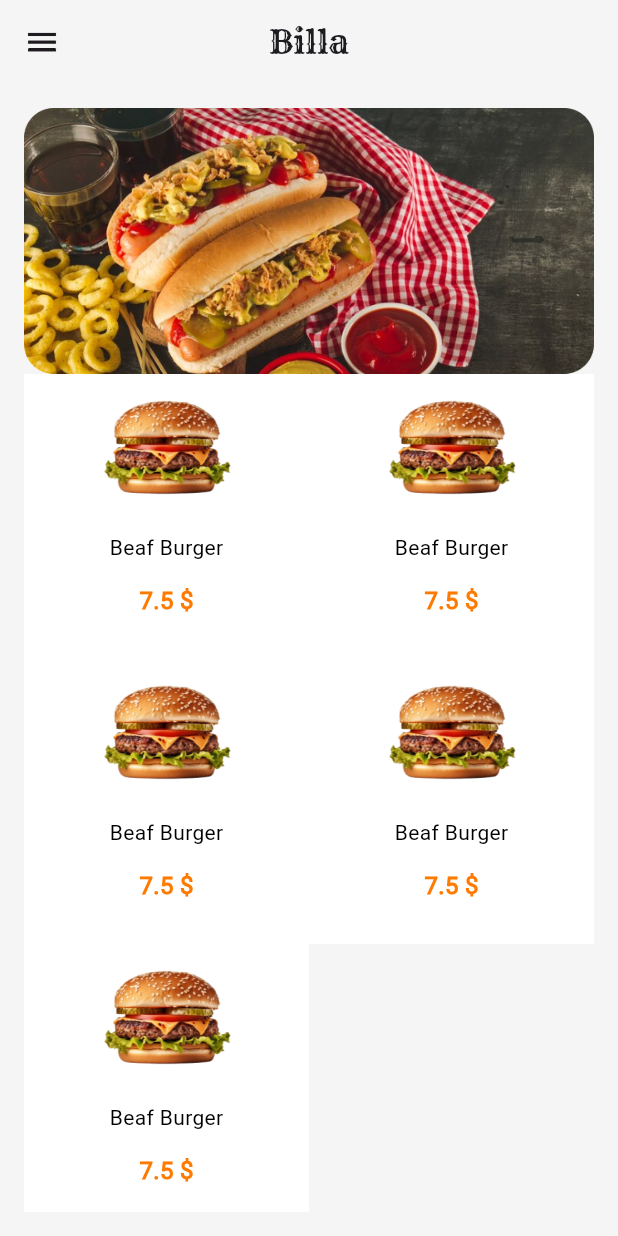
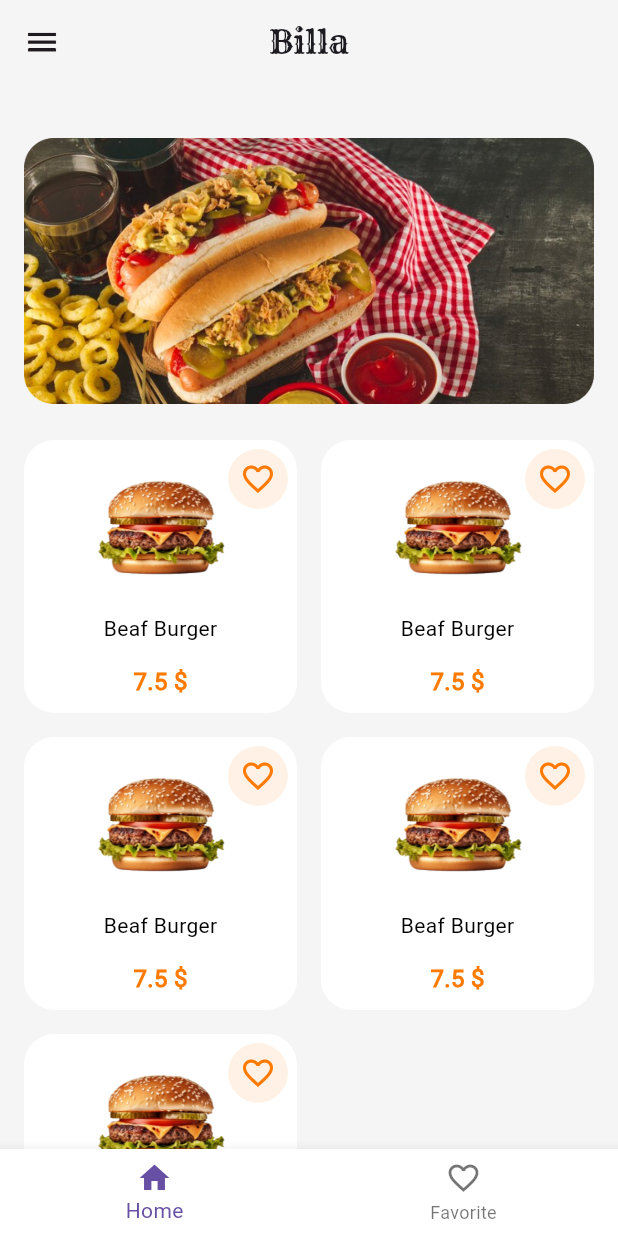
Before and after one commit to Elhaw2003/bella-app, a Flutter app: the screen it shows after launch, on a phone screen of 412 x 824 dp. Run offline on Flutter 3.47's test engine with Material 3 defaults, Android fonts, the phone set to English and light mode, and no system bars.

Commit message:
home screen design and bottomNavigationBar

```diff
--- a/lib/core/utilies/app_texts.dart
+++ b/lib/core/utilies/app_texts.dart
@@ -1,4 +1,6 @@
 class AppTexts {
   static const String billa = "Billa";
   static const String beafBurger = "Beaf Burger";
+  static const String home = "Home";
+  static const String Favorite = "Favorite";
 }
--- a/lib/featuers/home/presentation/view/home_screen.dart
+++ b/lib/featuers/home/presentation/view/home_screen.dart
@@ -1,7 +1,8 @@
 import 'package:bella_app/core/utilies/app_colors.dart';
-import 'package:bella_app/core/utilies/app_images.dart';
 import 'package:bella_app/core/utilies/app_texts.dart';
 import 'package:bella_app/featuers/home/presentation/view/widgets/abbpar_widget.dart';
+import 'package:bella_app/featuers/home/presentation/view/widgets/bottom_navigated_bar.dart';
+import 'package:bella_app/featuers/home/presentation/view/widgets/home_body.dart';
 import 'package:flutter/material.dart';
 
 class HomeScreen extends StatelessWidget {
@@ -15,56 +16,8 @@ class HomeScreen extends StatelessWidget {
         flexibleSpace: AbbparWidget(),
       ),
       drawer: Drawer(),
-      body:  Padding(
-        padding: const EdgeInsets.symmetric(horizontal: 16,vertical: 16),
-        child: CustomScrollView(
-          slivers: [
-            SliverToBoxAdapter(
-              child:
-              Container(child: Image.asset(AppImages.image_home,fit: BoxFit.cover,)),
-            ),
-            // SizedBox(height: 24,),
-            SliverGrid.builder(
-              itemCount: 5,
-              gridDelegate: SliverGridDelegateWithFixedCrossAxisCount(
-                crossAxisCount: 2,
-                // mainAxisExtent: 16,
-                // crossAxisSpacing: 16
-              ),
-              itemBuilder: (context, index) {
-                return Container(
-                  decoration: BoxDecoration(
-                    color: AppColors.white,
-                  ),
-                  child: Column(
-                    children: [
-                      Image.asset(AppImages.burger,width: 96,height: 96,),
-                      const SizedBox(height: 10,),
-                      Text(
-                          AppTexts.beafBurger,
-                        style: TextStyle(
-                          color: AppColors.black,
-                          fontWeight: FontWeight.w500,
-                          fontSize: 14,
-                        ),
-                      ),
-                      const SizedBox(height: 14,),
-                      Text(
-                        "7.5 \$",
-                        style: TextStyle(
-                          color: AppColors.orange,
-                          fontWeight: FontWeight.w700,
-                          fontSize: 16,
-                        ),
-                      ),
-                    ],
-                  ),
-                );
-              },
-            )
-          ],
-            ),
-      ),
+      body:  HomeBody(),
+      bottomNavigationBar: BottomNavigatedBar(),
     );
   }
 }
--- /dev/null
+++ b/lib/featuers/home/presentation/view/widgets/bottom_navigated_bar.dart
@@ -0,0 +1,24 @@
+import 'package:bella_app/core/utilies/app_colors.dart';
+import 'package:bella_app/core/utilies/app_texts.dart';
+import 'package:flutter/material.dart';
+
+class BottomNavigatedBar extends StatelessWidget {
+  const BottomNavigatedBar({super.key});
+
+  @override
+  Widget build(BuildContext context) {
+    return BottomNavigationBar(
+      backgroundColor: AppColors.white,
+      items: [
+        BottomNavigationBarItem(
+            icon: Icon(Icons.home),
+            label: AppTexts.home
+        ),
+        BottomNavigationBarItem(
+            icon: Icon(Icons.favorite_border_outlined),
+            label: AppTexts.Favorite
+        ),
+      ],
+    );
+  }
+}
--- /dev/null
+++ b/lib/featuers/home/presentation/view/widgets/home_body.dart
@@ -0,0 +1,44 @@
+import 'package:bella_app/core/utilies/app_colors.dart';
+import 'package:bella_app/core/utilies/app_images.dart';
+import 'package:bella_app/core/utilies/app_texts.dart';
+import 'package:bella_app/featuers/home/presentation/view/widgets/item_widget.dart';
+import 'package:flutter/material.dart';
+
+class HomeBody extends StatelessWidget {
+  const HomeBody({super.key});
+
+  @override
+  Widget build(BuildContext context) {
+    return Padding(
+      padding: const EdgeInsets.symmetric(horizontal: 16),
+      child: CustomScrollView(
+        slivers: [
+          const SliverToBoxAdapter(
+            child:
+            SizedBox(height: 36,)
+          ),
+          SliverToBoxAdapter(
+            child:
+            Container(child: Image.asset(AppImages.image_home,fit: BoxFit.cover,)),
+          ),
+          const SliverToBoxAdapter(
+            child:
+              SizedBox(height: 24,),
+          ),
+          SliverGrid.builder(
+            itemCount: 5,
+            gridDelegate: SliverGridDelegateWithFixedCrossAxisCount(
+              crossAxisCount: 2,
+              mainAxisSpacing: 16.0, // Vertical spacing between items
+              crossAxisSpacing: 16.0, // Horizontal spacing between items
+              childAspectRatio: 1.0,
+            ),
+            itemBuilder: (context, index) {
+              return ItemWidget();
+            },
+          )
+        ],
+      ),
+    );
+  }
+}
--- /dev/null
+++ b/lib/featuers/home/presentation/view/widgets/item_widget.dart
@@ -0,0 +1,61 @@
+import 'package:bella_app/core/utilies/app_colors.dart';
+import 'package:bella_app/core/utilies/app_images.dart';
+import 'package:bella_app/core/utilies/app_texts.dart';
+import 'package:flutter/material.dart';
+
+class ItemWidget extends StatelessWidget {
+  const ItemWidget({super.key});
+
+  @override
+  Widget build(BuildContext context) {
+    return Stack(
+      alignment: Alignment.topRight,
+      // clipBehavior: Clip.none, // Allows the CircleAvatar to overflow outside the Container
+      // fit: StackFit.expand, // expand for children in stack
+      children: [
+        Container(
+          decoration: BoxDecoration(
+              color: AppColors.white,
+              borderRadius: BorderRadius.circular(20)
+          ),
+          alignment: Alignment.center,
+          child: Column(
+            mainAxisAlignment: MainAxisAlignment.center,
+            children: [
+              Image.asset(AppImages.burger,width: 96,height: 96,),
+              const SizedBox(height: 10,),
+              Text(
+                AppTexts.beafBurger,
+                style: TextStyle(
+                  color: AppColors.black,
+                  fontWeight: FontWeight.w500,
+                  fontSize: 14,
+                ),
+              ),
+              const SizedBox(height: 14,),
+              Text(
+                "7.5 \$",
+                style: TextStyle(
+                  color: AppColors.orange,
+                  fontWeight: FontWeight.w700,
+                  fontSize: 16,
+                ),
+              ),
+            ],
+          ),
+        ),
+        Padding(
+          padding: const EdgeInsets.symmetric(horizontal: 6,vertical: 6),
+          child: CircleAvatar(
+            radius: 20,
+            backgroundColor: AppColors.orange.withOpacity(0.1),
+            child: IconButton(
+              onPressed: (){},
+              icon: Icon(Icons.favorite_border_outlined,color: AppColors.orange,),
+            ),
+          ),
+        )
+      ],
+    );
+  }
+}
```
Also changed, not shown: lib/core/data/model/item_model.dart (added).
